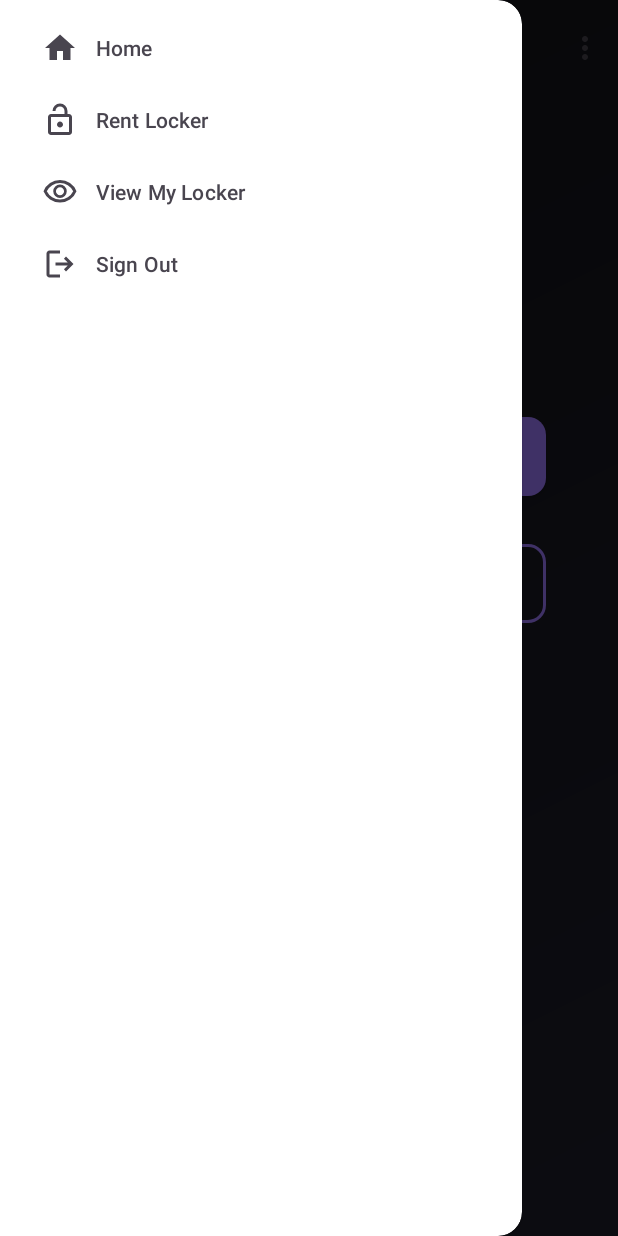
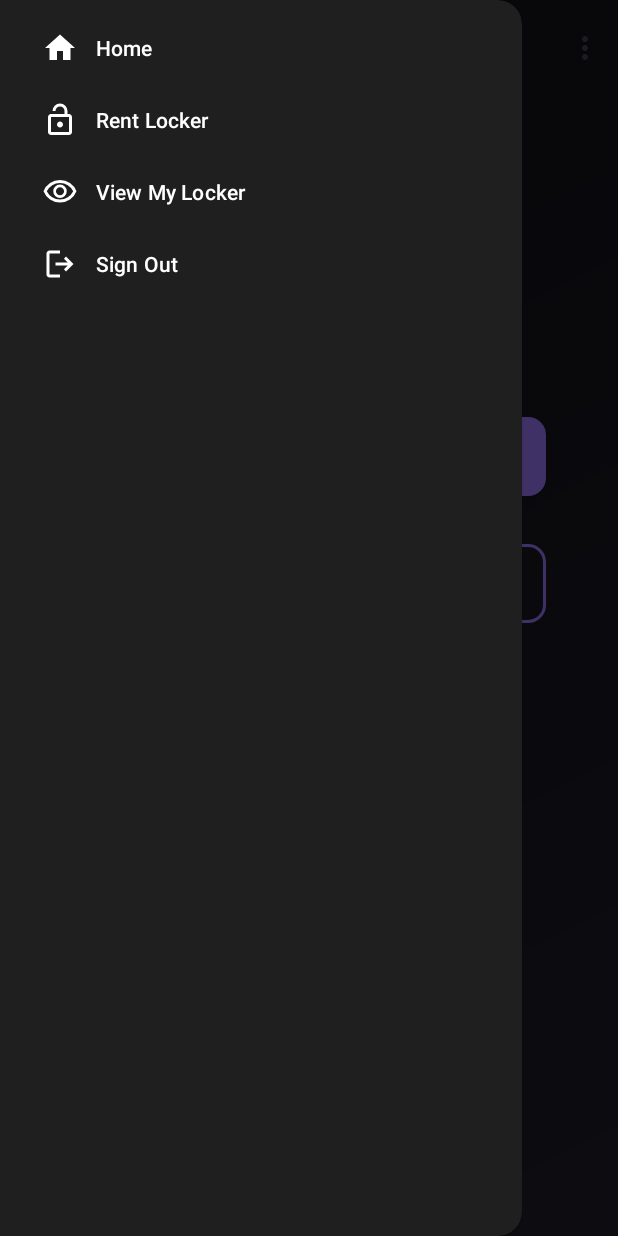
Before and after one commit to KooroshFarv/COMP3074_Group42_LockerRentalSystem, an Android app: the HomeActivity screen opened directly, with no data from a screen before it, with the side drawer open, on a phone screen of 412 x 824 dp. Run offline under Robolectric (Android 15) with nearby library versions, the phone set to English and light mode, and no system bars.

Commit message:
Final tweaks with welcome home message, navbar, code

```diff
--- a/app/src/main/java/com/example/uiprototype/CreateAccountActivity.java
+++ b/app/src/main/java/com/example/uiprototype/CreateAccountActivity.java
@@ -73,9 +73,6 @@ public class CreateAccountActivity extends AppCompatActivity {
                 return;
             }
 
-            // (optional) you could add more rules like uppercase, symbol, etc.
-            // if (!password.matches(".*[A-Z].*")) { ... }
-
             // 4) Save user – store email in lower case so it's consistent
             SharedPreferences prefs = getSharedPreferences("user_prefs", MODE_PRIVATE);
             prefs.edit()
--- a/app/src/main/java/com/example/uiprototype/HomeActivity.java
+++ b/app/src/main/java/com/example/uiprototype/HomeActivity.java
@@ -2,8 +2,11 @@ package com.example.uiprototype;
 
 
 import android.content.Intent;
+import android.content.SharedPreferences;
 import android.os.Bundle;
 import android.widget.Button;
+import android.widget.TextView;
+
 import androidx.appcompat.app.AppCompatActivity;
 import androidx.appcompat.app.ActionBarDrawerToggle;
 import androidx.drawerlayout.widget.DrawerLayout;
@@ -23,6 +26,12 @@ public class HomeActivity extends AppCompatActivity {
     protected void onCreate(Bundle savedInstanceState) {
         super.onCreate(savedInstanceState);
         setContentView(R.layout.activity_home);
+
+        SharedPreferences prefs = getSharedPreferences("user_prefs", MODE_PRIVATE);
+        String fullName = prefs.getString("name", "");
+
+        TextView homeTitle = findViewById(R.id.homeTitle);
+        homeTitle.setText("Welcome, " + fullName + "!");
 
         drawerLayout = findViewById(R.id.drawerLayout);
         navigationView = findViewById(R.id.navigationView);
--- a/app/src/main/java/com/example/uiprototype/LoginActivity.java
+++ b/app/src/main/java/com/example/uiprototype/LoginActivity.java
@@ -66,7 +66,7 @@ public class LoginActivity extends AppCompatActivity {
                 return;
             }
 
-            // 4) Success → go to Home
+            // 4) Success, go to Home
             Intent intent = new Intent(LoginActivity.this, HomeActivity.class);
             startActivity(intent);
             overridePendingTransition(R.anim.fade_in, R.anim.slide_to_left);
--- a/app/src/main/java/com/example/uiprototype/RentLockerActivity.java
+++ b/app/src/main/java/com/example/uiprototype/RentLockerActivity.java
@@ -43,13 +43,13 @@ public class RentLockerActivity extends AppCompatActivity {
         LockerAdapter adapter = new LockerAdapter(
                 available,
                 true,
-                locker -> {   // rent button click → go to details
+                locker -> {   // rent button click -> go to details
                     Intent i = new Intent(this, com.example.uiprototype.ui.LockerDetailsActivity.class);
                     i.putExtra("lockerId", locker.getId());
                     startActivity(i);
                     overridePendingTransition(R.anim.slide_to_right, R.anim.fade_out);
                 },
-                locker -> {   // whole card click → also go to details
+                locker -> {   // whole card click -> also go to details
                     Intent i = new Intent(this, com.example.uiprototype.ui.LockerDetailsActivity.class);
                     i.putExtra("lockerId", locker.getId());
                     startActivity(i);
--- a/app/src/main/res/layout/activity_home.xml
+++ b/app/src/main/res/layout/activity_home.xml
@@ -114,5 +114,7 @@
         android:layout_height="match_parent"
         android:layout_gravity="start"
         app:menu="@menu/nav_menu"
-        android:background="#FFFFFF"/>
+        android:background="#1F1F1F"
+        app:itemTextColor="#FFFFFF"
+        app:itemIconTint="#FFFFFF"/>
 </androidx.drawerlayout.widget.DrawerLayout>
```
